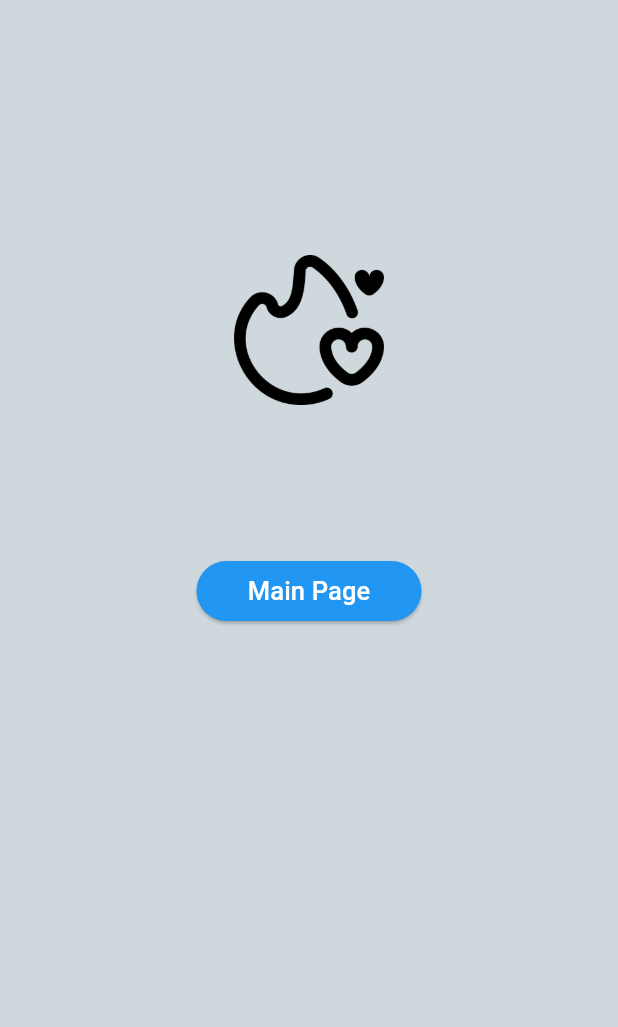
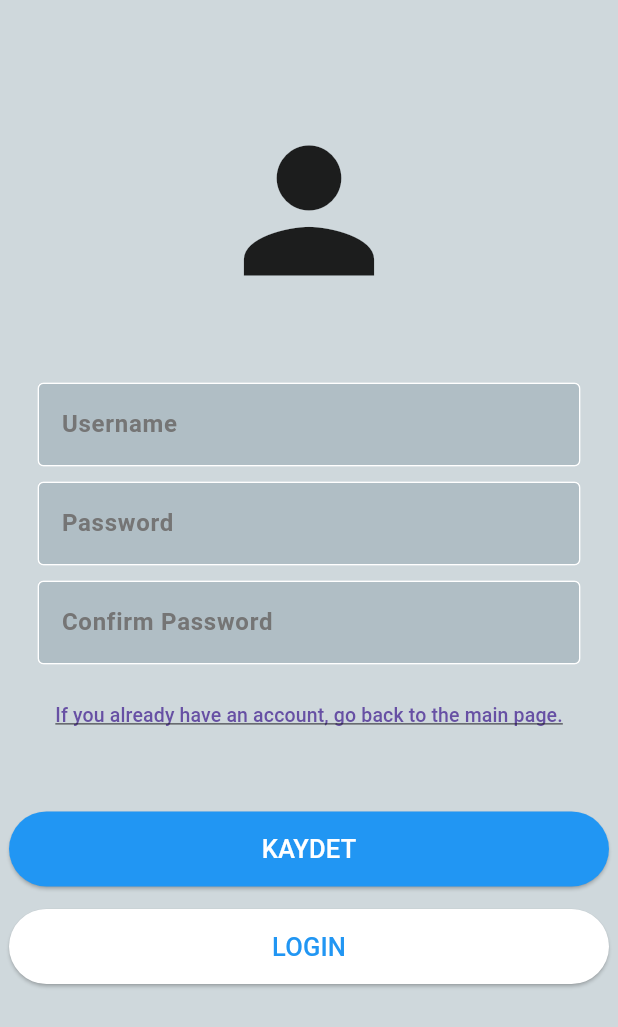
Before and after one commit to AliErenTsn/Flutter-App, a Flutter app: the SignUp screen opened by its route, on a phone screen of 412 x 824 dp. Shown: the top 1027 px of the screen. Run offline on Flutter 3.47's test engine with Material 3 defaults, Android fonts, the phone set to English and light mode, and no system bars; our stand-ins replace cloud_firestore, firebase_core; accounts and stored records are empty; generated files the repository leaves out were written again; Roboto replaces fonts that are missing (Raleway).

Commit message:
User registration page added.

```diff
--- a/lib/pages/sign_up.dart
+++ b/lib/pages/sign_up.dart
@@ -1,8 +1,13 @@
 import 'package:flutter/material.dart';
 import '../routers/app_routers.dart';
+import '/components/TextField.dart';
 
 class SignUp extends StatelessWidget{
-  const SignUp({super.key});
+  SignUp({super.key});
+
+  final usernameController = TextEditingController();
+  final passwordController = TextEditingController();
+  final confirmPasswordController = TextEditingController();
 
   @override
   Widget build(BuildContext context) {
@@ -11,35 +16,109 @@ class SignUp extends StatelessWidget{
       body: SafeArea(
         child: Column(
           children: [
-            const SizedBox(height: 170),
+            const SizedBox(height: 75),
 
-            Center(
-              child:
-                Image.asset(
-                  'assets/icons/tinder.png',
-                  width: 100,
-                  height: 100,
+            // Icon
+                const Icon(
+                  Icons.person,
+                  size: 130,
+                ),
+
+
+              const SizedBox(height: 50),
+
+              //Username
+              MyTextField(
+                width: 350,
+                controller: usernameController,
+                hintText: 'Username',
+                obscureText: false,
+              ),
+
+              const SizedBox(height: 10),
+              //PASSWORD
+              MyTextField(
+                width: 350,
+                controller: passwordController,  // flutter run -d edge sonra kod degikilginde 'r' bas terminalde
+                hintText: 'Password',
+                obscureText: true,
+              ),
+
+               const SizedBox(height: 10),
+
+              MyTextField(
+                width: 350,
+                controller: confirmPasswordController,
+                hintText: 'Confirm Password',
+                obscureText: true,
+              ),
+
+
+              const SizedBox(height: 10),
+
+              Padding(
+                padding: const EdgeInsets.symmetric(horizontal: 25.0),
+                child: Row(
+                  mainAxisAlignment: MainAxisAlignment.center,
+                  children: [
+                    TextButton(
+                      onPressed: () {},
+                      style: TextButton.styleFrom(
+                        padding: EdgeInsets.zero, // metnin etrafrındaki ekstra boşluğu kaldırır
+                        minimumSize: Size(50, 30),
+                      ),
+                      child: const Text(
+                        'If you already have an account, go back to the main page.',
+                        style: TextStyle(
+                          fontSize: 13,
+                          decoration: TextDecoration.underline,
+                        ),
+                      ),
+                    ),
+                  ],
+                ),
+              ),
+
+              const SizedBox(height: 40),
+
+              //Button
+              ElevatedButton(
+                onPressed: () {
+                  Navigator.pushNamed(context, AppRoutes.menu_page);
+                },
+                style: ElevatedButton.styleFrom(
+                  backgroundColor: Colors.blue,
+                  foregroundColor: Colors.white,
+                  fixedSize: Size(400, 50),
+                  ),
+                  child: Text(
+                    'KAYDET', style:TextStyle(
+                      fontSize: 17,
+                      fontFamily: 'Raleway'
                     )
                   ),
+                ),
 
-            const SizedBox(height: 100),
+                const SizedBox(height: 15),
 
               ElevatedButton(
                 onPressed: () {
                   Navigator.pushNamed(context, AppRoutes.login);
                 },
                 style: ElevatedButton.styleFrom(
-                backgroundColor: Colors.blue,
-                foregroundColor: Colors.white,
-                fixedSize: Size(150, 30),
+                  backgroundColor: Colors.white,
+                  foregroundColor: Colors.blue,
+                  fixedSize: Size(400, 50),
                   ),
                   child: Text(
-                  'Main Page', style:TextStyle(
+                    'LOGIN', style:TextStyle(
                       fontSize: 17,
                       fontFamily: 'Raleway'
                     )
                   ),
                 ),
+
+              const SizedBox(height: 15),
           ],
         )
       ),
--- a/lib/routers/app_routers.dart
+++ b/lib/routers/app_routers.dart
@@ -17,7 +17,7 @@ class AppRoutes {
       case login:
         return MaterialPageRoute(builder: (_) => Loginpage());
       case signup:
-        return MaterialPageRoute(builder: (_) => const SignUp());
+        return MaterialPageRoute(builder: (_) => SignUp());
       case forget_password:
         return MaterialPageRoute(builder: (_) => ForgetPassword());
       case menu_page:
```
Lines whose indentation alone changed are shown as unchanged.
